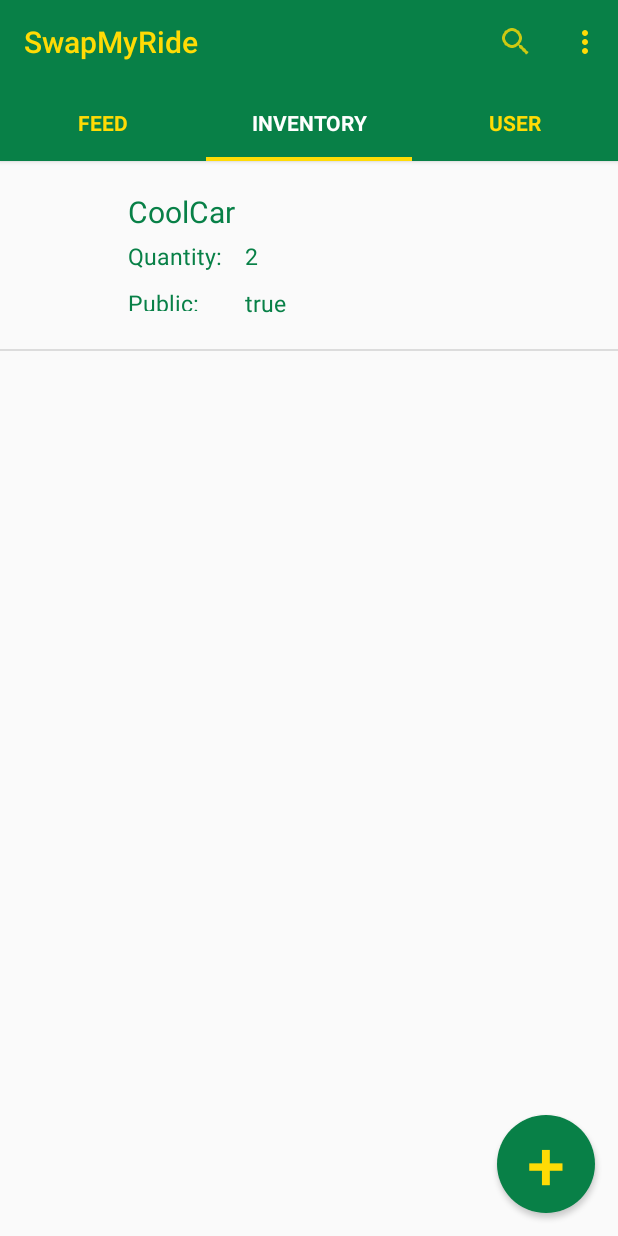
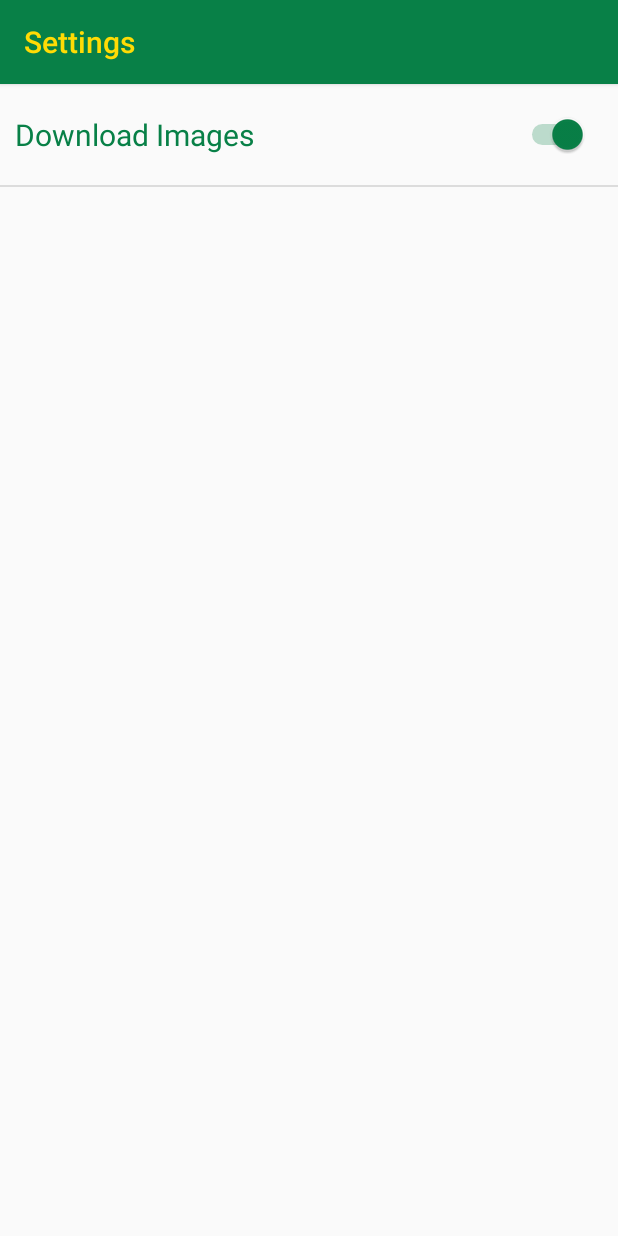
Before and after one commit to CMPUT301F15T05/cuddly-quack, an Android app: the MainMenu screen opened directly, with no data from a screen before it, in the options menu, after a tap on "Settings", on a phone screen of 412 x 824 dp. Run offline under Robolectric (Android 15) with nearby library versions, the phone set to English and light mode, and no system bars.

Commit message:
Added SettingsActivity.java/.xml
Added navigation to settings as well as added a new color.

```diff
--- a/SwapMyRide/app/src/main/AndroidManifest.xml
+++ b/SwapMyRide/app/src/main/AndroidManifest.xml
@@ -34,12 +34,19 @@
         <activity
             android:name=".ViewFriendsActivity"
             android:label="@string/title_activity_view_friends"
+            android:screenOrientation="portrait"
             android:theme="@style/AppTheme" >
         </activity>
         <activity
             android:name=".ViewVehicleActivity"
             android:label="@string/title_activity_view_vehicle"
+            android:screenOrientation="portrait"
             android:theme="@style/AppTheme" >
+        </activity>
+        <activity android:name=".SettingsActivity"
+            android:label="@string/action_settings"
+            android:screenOrientation="portrait"
+            android:theme="@style/AppTheme">
         </activity>
     </application>
 
--- a/SwapMyRide/app/src/main/java/ca/ualberta/cs/swapmyride/MainMenu.java
+++ b/SwapMyRide/app/src/main/java/ca/ualberta/cs/swapmyride/MainMenu.java
@@ -1,5 +1,6 @@
 package ca.ualberta.cs.swapmyride;
 
+import android.content.Intent;
 import android.os.Bundle;
 import android.support.v4.view.ViewPager;
 import android.support.v7.app.AppCompatActivity;
@@ -65,9 +66,13 @@ public class MainMenu extends AppCompatActivity {
 
         //noinspection SimplifiableIfStatement
         if (id == R.id.action_settings) {
+            Intent intent = new Intent(MainMenu.this, SettingsActivity.class);
+            startActivity(intent);
             return true;
         }
 
         return super.onOptionsItemSelected(item);
     }
+
+
 }
--- /dev/null
+++ b/SwapMyRide/app/src/main/java/ca/ualberta/cs/swapmyride/SettingsActivity.java
@@ -0,0 +1,21 @@
+package ca.ualberta.cs.swapmyride;
+
+import android.support.v7.app.AppCompatActivity;
+import android.os.Bundle;
+import android.support.v7.widget.Toolbar;
+
+public class SettingsActivity extends AppCompatActivity {
+
+    Toolbar toolbar;
+
+    @Override
+    protected void onCreate(Bundle savedInstanceState) {
+        super.onCreate(savedInstanceState);
+        setContentView(R.layout.settings);
+
+        toolbar = (Toolbar) findViewById(R.id.tool_bar);
+        setSupportActionBar(toolbar);
+    }
+
+
+}
--- /dev/null
+++ b/SwapMyRide/app/src/main/res/layout/settings.xml
@@ -0,0 +1,35 @@
+<?xml version="1.0" encoding="utf-8"?>
+<RelativeLayout xmlns:android="http://schemas.android.com/apk/res/android"
+    android:layout_width="match_parent" android:layout_height="match_parent" >
+
+    <include
+        android:id="@+id/tool_bar"
+        layout="@layout/tool_bar"
+        android:layout_height="wrap_content"
+        android:layout_width="match_parent"
+        />
+
+    <Switch
+        android:layout_width="wrap_content"
+        android:layout_height="wrap_content"
+        android:text="Download Images"
+        android:textColor="@color/colorPrimary"
+        android:textSize="20sp"
+        android:id="@+id/downloadImages"
+        android:layout_alignParentEnd="true"
+        android:checked="true"
+        android:layout_below="@+id/tool_bar"
+        android:layout_alignParentStart="true"
+        android:layout_marginTop="20dp"
+        android:layout_marginLeft="10dp"
+        android:layout_marginRight="20dp"
+
+        />
+
+    <View
+        style="@style/Divider"
+        android:layout_below="@+id/downloadImages"
+        android:layout_marginTop="20dp"
+        android:id="@+id/divider1" />
+
+</RelativeLayout>
--- a/SwapMyRide/app/src/main/res/menu/menu_main_menu.xml
+++ b/SwapMyRide/app/src/main/res/menu/menu_main_menu.xml
@@ -11,4 +11,5 @@
         android:icon="@drawable/ic_search"
         app:showAsAction="ifRoom"
         ></item>
+
 </menu>
--- a/SwapMyRide/app/src/main/res/values-v21/styles.xml
+++ b/SwapMyRide/app/src/main/res/values-v21/styles.xml
@@ -6,6 +6,7 @@
         <item name="android:statusBarColor">@color/colorPrimaryDark</item>
         <item name="android:textColorPrimary">@color/textColorPrimary</item>
         <item name="android:textColorSecondary">@color/textColorPrimary</item>
+        <item name="android:colorControlActivated">@color/colorPrimary</item>
 
     </style>
 
--- a/SwapMyRide/app/src/main/res/values/colors.xml
+++ b/SwapMyRide/app/src/main/res/values/colors.xml
@@ -8,4 +8,7 @@
     <color name="textColorPrimary">#ffdb05</color>
     <color name="white">#ffffff</color>
     <color name="black">#000000</color>
+    <color name="colorPrimarySettings">#5d5d5d</color>
+    <color name="colorPrimaryDarkSettings">#444444</color>
+    <color name="textColorPrimarySettings">#5d5d5d</color>
 </resources>
```
